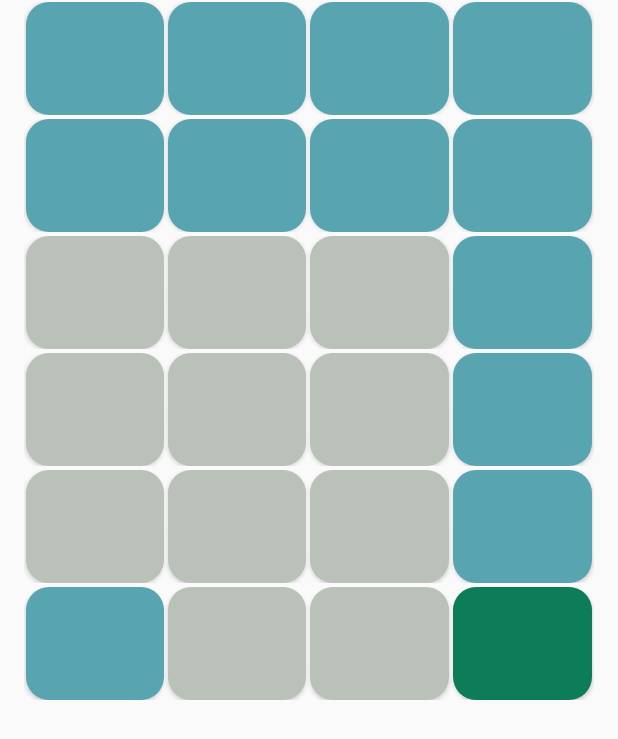
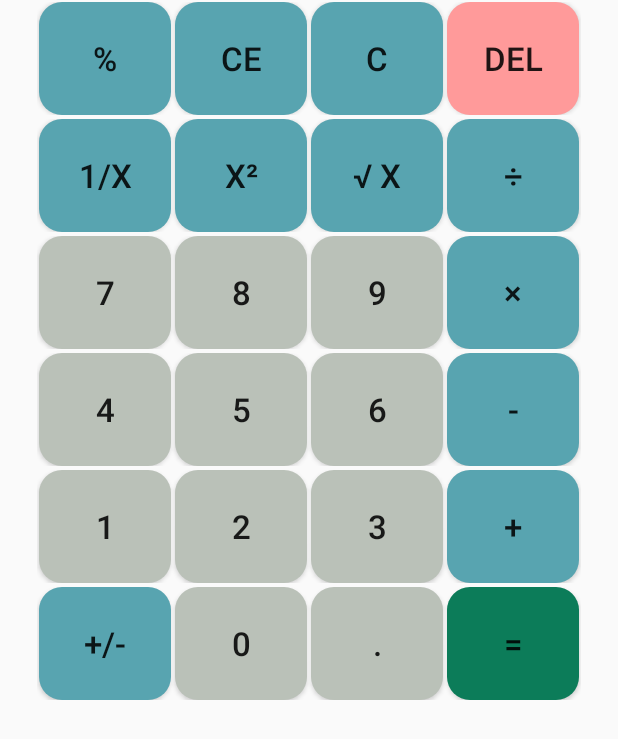
Before and after one commit to diegofs29/calculator-app, an Android app: the layout fragment_keyboard.xml on its own in the app's theme, with its tools: preview values and no code run, on a phone screen of 412 x 824 dp. Shown: the top 739 px of the screen. Run offline under Robolectric (Android 15) with nearby library versions, the phone set to English and light mode, and no system bars.

Commit message:
feat(calculator): build calculator keyboard layout

```diff
--- a/app/src/main/res/layout/fragment_keyboard.xml
+++ b/app/src/main/res/layout/fragment_keyboard.xml
@@ -1,16 +1,13 @@
 <?xml version="1.0" encoding="utf-8"?>
-<FrameLayout xmlns:android="http://schemas.android.com/apk/res/android"
-    android:layout_width="match_parent"
+<LinearLayout xmlns:android="http://schemas.android.com/apk/res/android"
+    xmlns:tools="http://schemas.android.com/tools"
+    android:layout_width="wrap_content"
     android:layout_height="wrap_content"
-    xmlns:app="http://schemas.android.com/apk/res-auto">
-
-    <LinearLayout
-        android:layout_width="match_parent"
-        android:layout_height="match_parent"
+    android:layout_gravity="center_horizontal"
     android:orientation="vertical">
 
     <LinearLayout
-            android:layout_width="match_parent"
+        android:layout_width="wrap_content"
         android:layout_height="match_parent"
         android:layout_marginStart="16dp"
         android:layout_marginTop="1dp"
@@ -23,32 +20,36 @@
             style="@style/OperatorButton"
             android:layout_width="wrap_content"
             android:layout_height="wrap_content"
-                android:layout_weight="1" />
+            android:layout_weight="1"
+            android:text="@string/percentage" />
 
         <Button
             android:id="@+id/keyboard_button_ce"
             style="@style/OperatorButton"
             android:layout_width="wrap_content"
             android:layout_height="wrap_content"
-                android:layout_weight="1" />
+            android:layout_weight="1"
+            android:text="@string/ce" />
 
         <Button
             android:id="@+id/keyboard_button_c"
             style="@style/OperatorButton"
             android:layout_width="wrap_content"
             android:layout_height="wrap_content"
-                android:layout_weight="1" />
+            android:layout_weight="1"
+            android:text="@string/c" />
 
         <Button
             android:id="@+id/keyboard_button_del"
-                style="@style/OperatorButton"
+            style="@style/DeleteButton"
             android:layout_width="wrap_content"
             android:layout_height="wrap_content"
-                android:layout_weight="1"/>
+            android:layout_weight="1"
+            tools:text="@string/del" />
     </LinearLayout>
 
     <LinearLayout
-            android:layout_width="match_parent"
+        android:layout_width="wrap_content"
         android:layout_height="match_parent"
         android:layout_marginStart="16dp"
         android:layout_marginTop="1dp"
@@ -61,32 +62,36 @@
             style="@style/OperatorButton"
             android:layout_width="wrap_content"
             android:layout_height="wrap_content"
-                android:layout_weight="1" />
+            android:layout_weight="1"
+            android:text="@string/inverse" />
 
         <Button
             android:id="@+id/keyboard_button_square"
             style="@style/OperatorButton"
             android:layout_width="wrap_content"
             android:layout_height="wrap_content"
-                android:layout_weight="1" />
+            android:layout_weight="1"
+            android:text="@string/square" />
 
         <Button
             android:id="@+id/keyboard_button_sqrt"
             style="@style/OperatorButton"
             android:layout_width="wrap_content"
             android:layout_height="wrap_content"
-                android:layout_weight="1" />
+            android:layout_weight="1"
+            android:text="@string/sqrt" />
 
         <Button
             android:id="@+id/keyboard_button_divide"
             style="@style/OperatorButton"
             android:layout_width="wrap_content"
             android:layout_height="wrap_content"
-                android:layout_weight="1" />
+            android:layout_weight="1"
+            android:text="@string/divide" />
     </LinearLayout>
 
     <LinearLayout
-            android:layout_width="match_parent"
+        android:layout_width="wrap_content"
         android:layout_height="match_parent"
         android:layout_marginStart="16dp"
         android:layout_marginTop="1dp"
@@ -99,32 +104,36 @@
             style="@style/NumberButton"
             android:layout_width="wrap_content"
             android:layout_height="wrap_content"
-                android:layout_weight="1" />
+            android:layout_weight="1"
+            android:text="@string/seven" />
 
         <Button
             android:id="@+id/keyboard_button_8"
             style="@style/NumberButton"
             android:layout_width="wrap_content"
             android:layout_height="wrap_content"
-                android:layout_weight="1" />
+            android:layout_weight="1"
+            android:text="@string/eight" />
 
         <Button
             android:id="@+id/keyboard_button_9"
             style="@style/NumberButton"
             android:layout_width="wrap_content"
             android:layout_height="wrap_content"
-                android:layout_weight="1" />
+            android:layout_weight="1"
+            android:text="@string/nine" />
 
         <Button
             android:id="@+id/keyboard_button_multiply"
             style="@style/OperatorButton"
             android:layout_width="wrap_content"
             android:layout_height="wrap_content"
-                android:layout_weight="1" />
+            android:layout_weight="1"
+            android:text="@string/multiply" />
     </LinearLayout>
 
     <LinearLayout
-            android:layout_width="match_parent"
+        android:layout_width="wrap_content"
         android:layout_height="match_parent"
         android:layout_marginStart="16dp"
         android:layout_marginTop="1dp"
@@ -137,32 +146,36 @@
             style="@style/NumberButton"
             android:layout_width="wrap_content"
             android:layout_height="wrap_content"
-                android:layout_weight="1" />
+            android:layout_weight="1"
+            android:text="@string/four" />
 
         <Button
             android:id="@+id/keyboard_button_5"
             style="@style/NumberButton"
             android:layout_width="wrap_content"
             android:layout_height="wrap_content"
-                android:layout_weight="1" />
+            android:layout_weight="1"
+            android:text="@string/five" />
 
         <Button
             android:id="@+id/keyboard_button_6"
             style="@style/NumberButton"
             android:layout_width="wrap_content"
             android:layout_height="wrap_content"
-                android:layout_weight="1" />
+            android:layout_weight="1"
+            android:text="@string/six" />
 
         <Button
             android:id="@+id/keyboard_button_subtract"
             style="@style/OperatorButton"
             android:layout_width="wrap_content"
             android:layout_height="wrap_content"
-                android:layout_weight="1" />
+            android:layout_weight="1"
+            android:text="@string/minus" />
     </LinearLayout>
 
     <LinearLayout
-            android:layout_width="match_parent"
+        android:layout_width="wrap_content"
         android:layout_height="match_parent"
         android:layout_marginStart="16dp"
         android:layout_marginTop="1dp"
@@ -175,32 +188,36 @@
             style="@style/NumberButton"
             android:layout_width="wrap_content"
             android:layout_height="wrap_content"
-                android:layout_weight="1" />
+            android:layout_weight="1"
+            android:text="@string/one" />
 
         <Button
             android:id="@+id/keyboard_button_2"
             style="@style/NumberButton"
             android:layout_width="wrap_content"
             android:layout_height="wrap_content"
-                android:layout_weight="1" />
+            android:layout_weight="1"
+            android:text="@string/two" />
 
         <Button
             android:id="@+id/keyboard_button_3"
             style="@style/NumberButton"
             android:layout_width="wrap_content"
             android:layout_height="wrap_content"
-                android:layout_weight="1" />
+            android:layout_weight="1"
+            android:text="@string/three" />
 
         <Button
             android:id="@+id/keyboard_button_add"
             style="@style/OperatorButton"
             android:layout_width="wrap_content"
             android:layout_height="wrap_content"
-                android:layout_weight="1" />
+            android:layout_weight="1"
+            android:text="@string/plus" />
     </LinearLayout>
 
     <LinearLayout
-            android:layout_width="match_parent"
+        android:layout_width="wrap_content"
         android:layout_height="match_parent"
         android:layout_marginStart="16dp"
         android:layout_marginTop="1dp"
@@ -213,29 +230,31 @@
             style="@style/OperatorButton"
             android:layout_width="wrap_content"
             android:layout_height="wrap_content"
-                android:layout_weight="1" />
+            android:layout_weight="1"
+            android:text="@string/negative" />
 
         <Button
             android:id="@+id/keyboard_button_0"
             style="@style/NumberButton"
             android:layout_width="wrap_content"
             android:layout_height="wrap_content"
-                android:layout_weight="1" />
+            android:layout_weight="1"
+            android:text="@string/zero" />
 
         <Button
             android:id="@+id/keyboard_button_decimal"
             style="@style/NumberButton"
             android:layout_width="wrap_content"
             android:layout_height="wrap_content"
-                android:layout_weight="1" />
+            android:layout_weight="1"
+            android:text="@string/decimal_separator" />
 
         <Button
             android:id="@+id/keyboard_button_equals"
             style="@style/EqualsButton"
             android:layout_width="wrap_content"
             android:layout_height="wrap_content"
-                android:layout_weight="1"/>
+            android:layout_weight="1"
+            android:text="@string/equals" />
     </LinearLayout>
 </LinearLayout>
-
-</FrameLayout>
```
Lines whose indentation alone changed are shown as unchanged.
